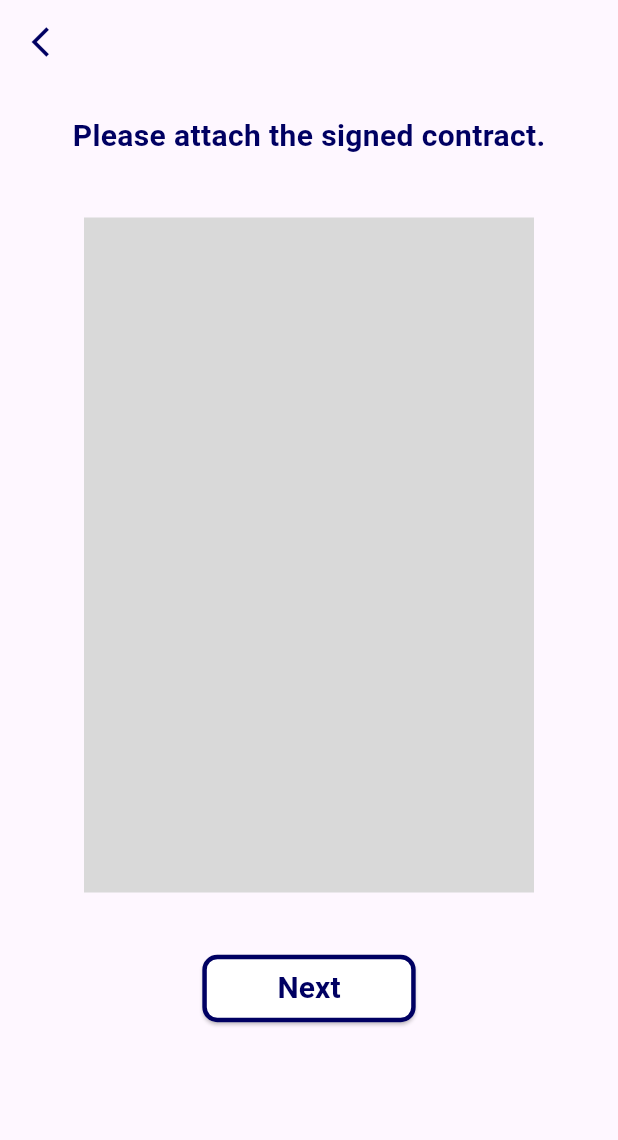
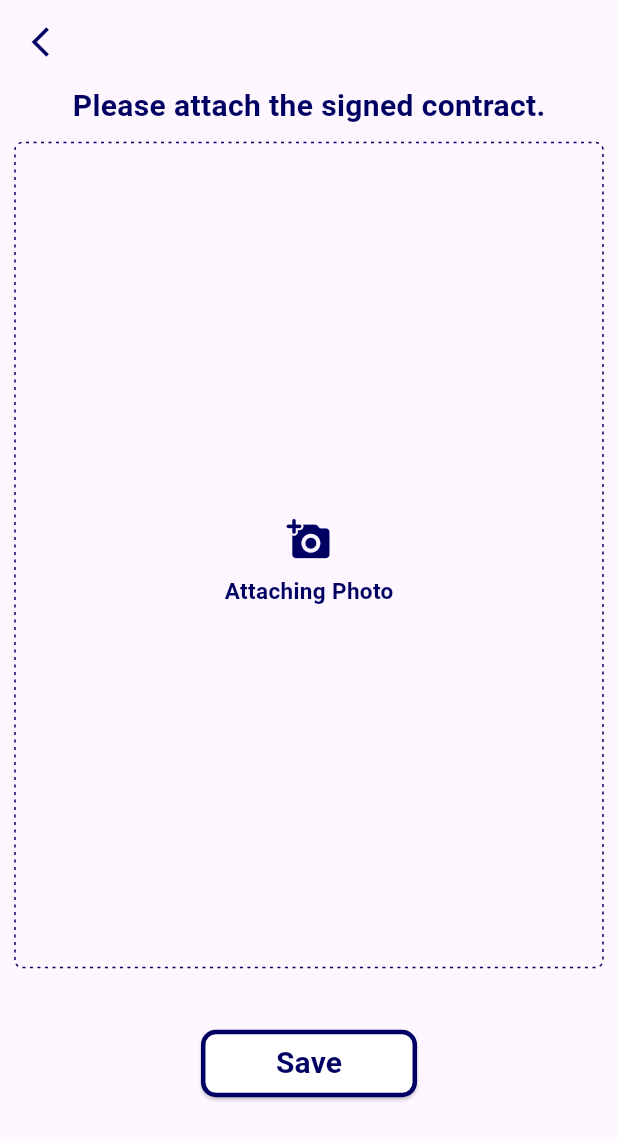
Before and after one commit to 2024gdscsc/pactcheck_front, a Flutter app: the UploadSignedContract screen opened directly, on a phone screen of 412 x 824 dp. Shown: the top 1140 px of the screen. Run offline on Flutter 3.47's test engine with Material 3 defaults, Android fonts, the phone set to English and light mode, and no system bars; drawn by our look-alikes of dotted_border; our stand-ins replace country_picker, image_picker.

Commit message:
feat: pick images

```diff
--- /dev/null
+++ b/lib/src/components/image_picker.dart
@@ -0,0 +1,160 @@
+import 'dart:io';
+
+import 'package:flutter/material.dart';
+import 'package:image_picker/image_picker.dart';
+import 'package:dotted_border/dotted_border.dart';
+
+class PickImage extends StatefulWidget {
+  final Function(String) onImagePicked;
+
+  const PickImage({Key? key, required this.onImagePicked}) : super(key: key);
+
+  @override
+  State<PickImage> createState() => _PickImageState();
+}
+
+class _PickImageState extends State<PickImage> {
+  final ImagePicker picker = ImagePicker();
+  List<XFile> _images = [];
+
+  /*
+  XFile? _image;
+  Future getImage(ImageSource imageSource) async {
+    final XFile? pickedFile = await picker.pickImage(source: imageSource);
+    if (pickedFile != null) {
+      setState(() {
+        _image = XFile(pickedFile.path);
+      });
+      widget.onImagePicked(pickedFile.path);
+    }
+    Navigator.pop(context);
+  }*/
+
+  Future getImages(ImageSource imageSource) async {
+    try {
+      final List<XFile>? pickedFiles = await picker.pickMultiImage();
+      if (pickedFiles != null && pickedFiles.isNotEmpty) {
+        setState(() {
+          _images = pickedFiles;
+        });
+
+        pickedFiles.forEach((file) {
+          widget.onImagePicked(file.path);
+        });
+      }
+      Navigator.pop(context);
+    } catch (e) {
+      print(e);
+    }
+  }
+
+  @override
+  Widget build(BuildContext context) {
+    return Center(
+        child: Container(
+            padding: EdgeInsets.symmetric(horizontal: 10),
+            child: Column(
+                crossAxisAlignment: CrossAxisAlignment.center,
+                mainAxisAlignment: MainAxisAlignment.center,
+                children: [
+                  _buildPhotoArea(),
+                ])));
+  }
+
+  Widget _buildPhotoArea() {
+    return Container(
+      width: double.infinity,
+      height: 550,
+      child: _images.isNotEmpty
+          ? PageView.builder(
+              itemCount: _images.length,
+              itemBuilder: (context, index) {
+                return Image.file(
+                  File(_images[index].path),
+                  fit: BoxFit.cover,
+                );
+              },
+            )
+          : DottedBorder(
+              color: Color(0xff000062),
+              strokeWidth: 1,
+              dashPattern: [2, 3],
+              radius: const Radius.circular(5),
+              borderType: BorderType.RRect,
+              child: Container(
+                  width: double.infinity,
+                  height: 550,
+                  child: Column(
+                      mainAxisAlignment: MainAxisAlignment.center,
+                      children: [
+                        IconButton(
+                          icon: const Icon(Icons.add_a_photo_rounded,
+                              color: Color(0xff000062)),
+                          iconSize: 30,
+                          onPressed: () => _buildButton(context),
+                        ),
+                        const Text(
+                          "Attaching Photo",
+                          style: TextStyle(
+                              fontSize: 15,
+                              fontWeight: FontWeight.w700,
+                              color: Color(0xff000062)),
+                        )
+                      ])),
+            ),
+    );
+  }
+
+  void _buildButton(BuildContext context) {
+    showModalBottomSheet(
+        backgroundColor: Color(0xff252553).withOpacity(0.2),
+        context: context,
+        builder: (builder) {
+          return Padding(
+            padding: const EdgeInsets.symmetric(vertical: 20, horizontal: 10),
+            child: SizedBox(
+              width: MediaQuery.of(context).size.width,
+              height: MediaQuery.of(context).size.height / 5,
+              child: Row(
+                children: [
+                  Expanded(
+                    child: InkWell(
+                      onTap: () {
+                        getImages(ImageSource.gallery);
+                      },
+                      child: const SizedBox(
+                        child: Column(
+                          children: [
+                            Icon(Icons.image,
+                                size: 70, color: Color(0xff000062)),
+                            Text("Gallery",
+                                style: TextStyle(color: Color(0xff000062)))
+                          ],
+                        ),
+                      ),
+                    ),
+                  ),
+                  Expanded(
+                    child: InkWell(
+                      onTap: () {
+                        getImages(ImageSource.camera);
+                      },
+                      child: const SizedBox(
+                        child: Column(
+                          children: [
+                            Icon(Icons.camera_alt,
+                                size: 70, color: Color(0xff000062)),
+                            Text("Camera",
+                                style: TextStyle(color: Color(0xff000062)))
+                          ],
+                        ),
+                      ),
+                    ),
+                  ),
+                ],
+              ),
+            ),
+          );
+        });
+  }
+}
--- a/lib/src/pages/review/upload_signed_contract.dart
+++ b/lib/src/pages/review/upload_signed_contract.dart
@@ -1,8 +1,22 @@
 import 'package:flutter/material.dart';
+import 'package:pactcheck_front/src/components/image_picker.dart';
 import 'package:pactcheck_front/src/pages/review/store_result.dart';
 
-class UploadSignedContract extends StatelessWidget {
+class UploadSignedContract extends StatefulWidget {
   const UploadSignedContract({super.key});
+
+  @override
+  _UploadSignedContractState createState() => _UploadSignedContractState();
+}
+
+class _UploadSignedContractState extends State<UploadSignedContract> {
+  List<String> selectedImagePaths = [];
+
+  void handleImagePicked(String path) {
+    setState(() {
+      selectedImagePaths.add(path);
+    });
+  }
 
   @override
   Widget build(BuildContext context) {
@@ -23,7 +37,6 @@ class UploadSignedContract extends StatelessWidget {
       ),
       body: Column(
         children: [
-          const SizedBox(height: 20),
           const Text(
             'Please attach the signed contract.',
             style: TextStyle(
@@ -31,12 +44,8 @@ class UploadSignedContract extends StatelessWidget {
                 fontWeight: FontWeight.w600,
                 fontSize: 20),
           ),
-          const SizedBox(height: 40),
-          Container(
-            width: 300,
-            height: 450,
-            color: const Color(0xffd9d9d9),
-          ),
+          const SizedBox(height: 10),
+          PickImage(onImagePicked: handleImagePicked),
           const SizedBox(height: 40),
           Center(
             child: ElevatedButton(
@@ -48,7 +57,8 @@ class UploadSignedContract extends StatelessWidget {
               },
               style: ElevatedButton.styleFrom(
                 backgroundColor: const Color(0xffffffff),
-                padding: const EdgeInsets.symmetric(horizontal: 50, vertical: 8),
+                padding:
+                    const EdgeInsets.symmetric(horizontal: 50, vertical: 8),
                 shape: RoundedRectangleBorder(
                   borderRadius: BorderRadius.circular(10.0),
                   side: const BorderSide(
@@ -58,7 +68,7 @@ class UploadSignedContract extends StatelessWidget {
                 ),
               ),
               child: const Text(
-                'Next',
+                'Save',
                 style: TextStyle(
                     color: Color(0xff000062),
                     fontWeight: FontWeight.w600,
--- a/pubspec.yaml
+++ b/pubspec.yaml
@@ -39,6 +39,8 @@ dev_dependencies:
   flutter_test:
     sdk: flutter
   country_picker: ^2.0.23
+  image_picker: ^1.0.7
+  dotted_border: ^2.1.0
 
   # The "flutter_lints" package below contains a set of recommended lints to
   # encourage good coding practices. The lint set provided by the package is
```
Also changed, not shown: lib/src/pages/review/select_country.dart (+17 -14 lines), lib/src/pages/review/upload_contract.dart (+20 -9 lines), pubspec.lock, 16 other files.
